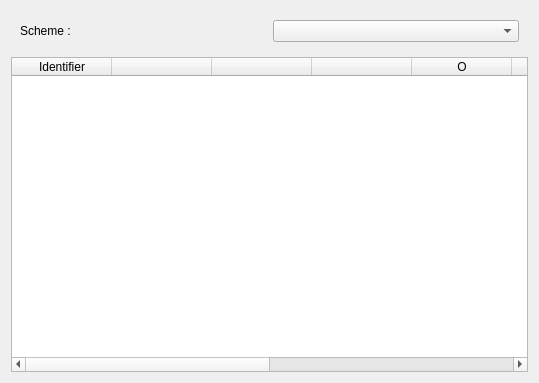
Qt form src/qcodeeditwidget/qformatconfig.ui (Wing-summer/WingHexExplorer2) before a commit.
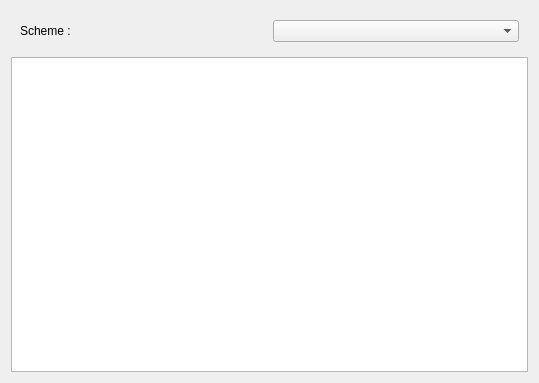
The same form after that commit.

The edit to the form file:
```diff
--- a/src/qcodeeditwidget/qformatconfig.ui
+++ b/src/qcodeeditwidget/qformatconfig.ui
@@ -43,7 +43,7 @@
     </widget>
    </item>
    <item>
-    <widget class="QTableWidget" name="m_table">
+    <widget class="QTableView" name="m_table">
      <property name="sizePolicy">
       <sizepolicy hsizetype="MinimumExpanding" vsizetype="MinimumExpanding">
        <horstretch>0</horstretch>
@@ -56,56 +56,6 @@
      <property name="selectionBehavior">
       <enum>QAbstractItemView::SelectRows</enum>
      </property>
-     <column>
-      <property name="text">
-       <string>Identifier</string>
-      </property>
-     </column>
-     <column>
-      <property name="text">
-       <string/>
-      </property>
-     </column>
-     <column>
-      <property name="text">
-       <string/>
-      </property>
-     </column>
-     <column>
-      <property name="text">
-       <string/>
-      </property>
-     </column>
-     <column>
-      <property name="text">
-       <string>O</string>
-      </property>
-     </column>
-     <column>
-      <property name="text">
-       <string/>
-      </property>
-     </column>
-     <column>
-      <property name="text">
-       <string>W</string>
-      </property>
-     </column>
-     <column>
-      <property name="text">
-       <string/>
-      </property>
-     </column>
-     <column>
-      <property name="text">
-       <string/>
-      </property>
-     </column>
-     <column>
-      <property name="text">
-       <string/>
-      </property>
-     </column>
     </widget>
    </item>
   </layout>
```
